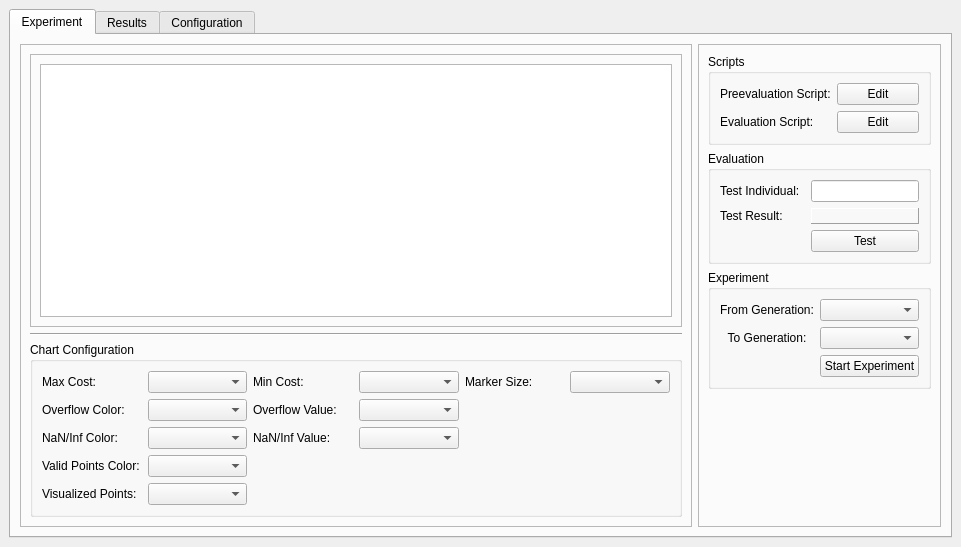
Qt form MLC/GUI/Autogenerated/mlc_qtcreator/experiment.ui (MachineLearningControl/OpenMLC-Python) before a commit.
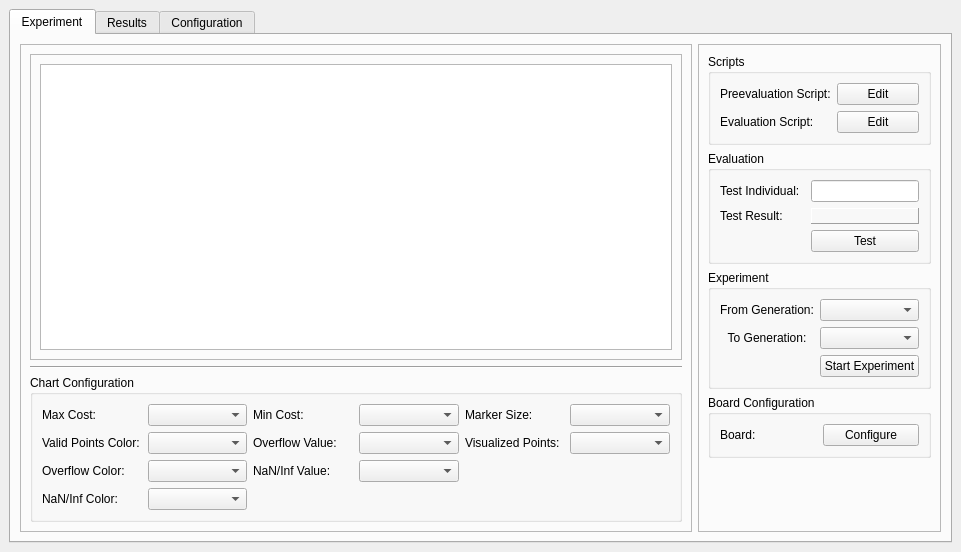
The same form after that commit.

Commit message: Added BoardConfigurationWindow to the ExperimentWindow

What changed in the file:
```diff
--- a/MLC/GUI/Autogenerated/mlc_qtcreator/experiment.ui
+++ b/MLC/GUI/Autogenerated/mlc_qtcreator/experiment.ui
@@ -10,7 +10,7 @@
     <x>0</x>
     <y>0</y>
     <width>961</width>
-    <height>547</height>
+    <height>552</height>
    </rect>
   </property>
   <property name="windowTitle">
@@ -71,25 +71,9 @@
               <string>Chart Configuration</string>
              </property>
              <layout class="QGridLayout" name="gridLayout_6">
-              <item row="8" column="1">
-               <widget class="QComboBox" name="valid_points_combo"/>
-              </item>
-              <item row="7" column="3">
-               <widget class="QComboBox" name="nan_value_combo"/>
-              </item>
               <item row="7" column="1">
                <widget class="QComboBox" name="nan_color_combo"/>
               </item>
-              <item row="6" column="2">
-               <widget class="QLabel" name="label_12">
-                <property name="text">
-                 <string>Overflow Value:</string>
-                </property>
-               </widget>
-              </item>
-              <item row="6" column="3">
-               <widget class="QComboBox" name="overflow_value_combo"/>
-              </item>
               <item row="0" column="0">
                <widget class="QLabel" name="label_7">
                 <property name="text">
@@ -133,13 +117,6 @@
                 </property>
                </widget>
               </item>
-              <item row="7" column="2">
-               <widget class="QLabel" name="label_13">
-                <property name="text">
-                 <string>NaN/Inf Value:</string>
-                </property>
-               </widget>
-              </item>
               <item row="0" column="1">
                <widget class="QComboBox" name="max_cost_combo"/>
               </item>
@@ -153,23 +130,46 @@
               <item row="0" column="3">
                <widget class="QComboBox" name="min_cost_combo"/>
               </item>
-              <item row="8" column="0">
+              <item row="1" column="0">
                <widget class="QLabel" name="label_9">
                 <property name="text">
                  <string>Valid Points Color:</string>
                 </property>
                </widget>
               </item>
-              <item row="9" column="0">
+              <item row="1" column="1">
+               <widget class="QComboBox" name="valid_points_combo"/>
+              </item>
+              <item row="1" column="2">
+               <widget class="QLabel" name="label_12">
+                <property name="text">
+                 <string>Overflow Value:</string>
+                </property>
+               </widget>
+              </item>
+              <item row="1" column="3">
+               <widget class="QComboBox" name="overflow_value_combo"/>
+              </item>
+              <item row="1" column="4">
                <widget class="QLabel" name="label_15">
                 <property name="text">
                  <string>Visualized Points:</string>
                 </property>
                </widget>
               </item>
-              <item row="9" column="1">
+              <item row="1" column="5">
                <widget class="QComboBox" name="points_combo"/>
               </item>
+              <item row="6" column="2">
+               <widget class="QLabel" name="label_13">
+                <property name="text">
+                 <string>NaN/Inf Value:</string>
+                </property>
+               </widget>
+              </item>
+              <item row="6" column="3">
+               <widget class="QComboBox" name="nan_value_combo"/>
+              </item>
              </layout>
             </widget>
            </item>
@@ -329,6 +329,29 @@
              </layout>
             </widget>
            </item>
+           <item>
+            <widget class="QGroupBox" name="groupBox_9">
+             <property name="title">
+              <string>Board Configuration</string>
+             </property>
+             <layout class="QGridLayout" name="gridLayout">
+              <item row="0" column="1">
+               <widget class="QPushButton" name="board_config_button">
+                <property name="text">
+                 <string>Configure</string>
+                </property>
+               </widget>
+              </item>
+              <item row="0" column="0">
+               <widget class="QLabel" name="label_16">
+                <property name="text">
+                 <string>Board:</string>
+                </property>
+               </widget>
+              </item>
+             </layout>
+            </widget>
+           </item>
            <item>
             <spacer name="verticalSpacer_2">
              <property name="orientation">
```
Left out of the diff: 69 changed lines with no effect on the pictures. The commit also changes 32 other files.
